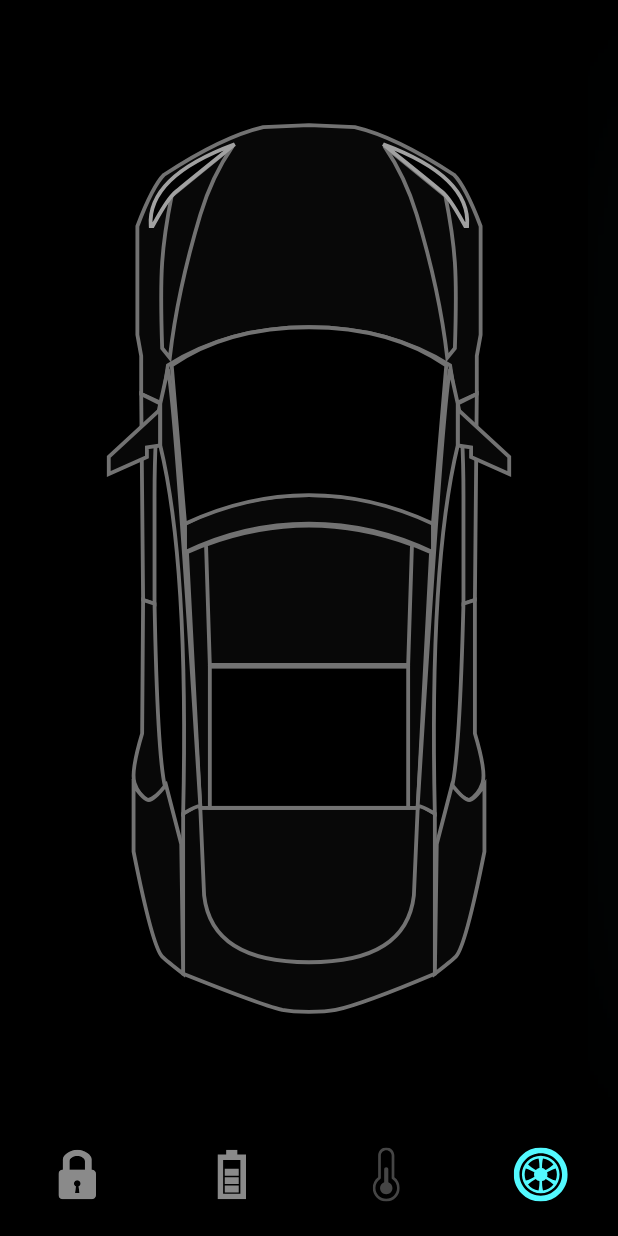
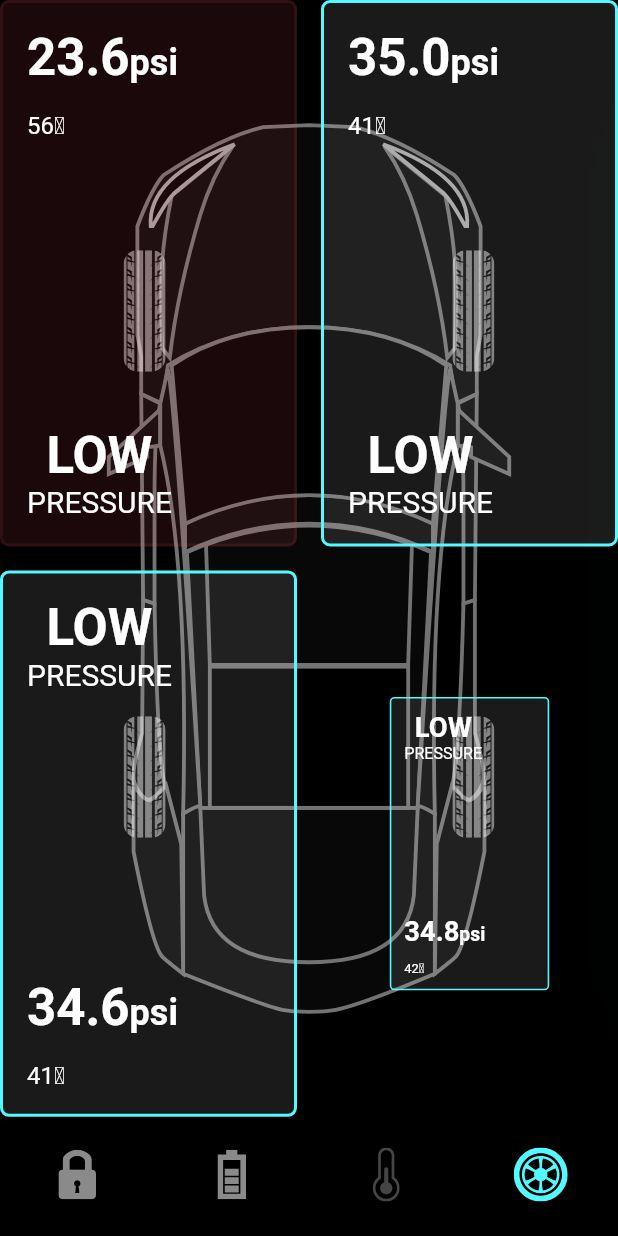
Before and after one commit to AmangeldiyevSultan/flutter-car-animation, a Flutter app: the screen it shows after launch, item 4 of the bottom bar chosen, on a phone screen of 412 x 824 dp. Run offline on Flutter 3.47's test engine with Material 2 defaults, Android fonts, the light colour scheme and no system bars; our stand-ins replace flutter_svg.

Commit message:
tyre psi

```diff
--- a/lib/home_controller.dart
+++ b/lib/home_controller.dart
@@ -5,7 +5,11 @@ class HomeController extends ChangeNotifier {
   bool isLeftDoorLock = true;
   bool isBonnetDoorLock = true;
   bool isTrunkDoorLock = true;
+
   bool isCoolSelected = true;
+
+  bool isShowTyre = false;
+  bool isShowTyreStatus = false;
 
   int selectedBottomTab = 0;
 
@@ -38,4 +42,30 @@ class HomeController extends ChangeNotifier {
     isCoolSelected = !isCoolSelected;
     notifyListeners();
   }
+
+  void showTyreConroller(int index) {
+    if (selectedBottomTab != 3 && index == 3) {
+      // should present tyres little bit later because
+      // it cover previous page with yourself
+      Future.delayed(const Duration(milliseconds: 400), () {
+        isShowTyre = true;
+        notifyListeners();
+      });
+    } else {
+      isShowTyre = false;
+      notifyListeners();
+    }
+  }
+
+  void tyreStatusController(int index) {
+    if (selectedBottomTab != 3 && index == 3) {
+      isShowTyreStatus = true;
+      notifyListeners();
+    } else {
+      Future.delayed(const Duration(milliseconds: 400), () {
+        isShowTyreStatus = false;
+        notifyListeners();
+      });
+    }
+  }
 }
--- /dev/null
+++ b/lib/screens/components/tyre_psi_card.dart
@@ -0,0 +1,94 @@
+import 'package:flutter/material.dart';
+import 'package:flutter_animation/constanins.dart';
+import 'package:flutter_animation/models/tyre_psi.dart';
+
+class TyrePsiCard extends StatelessWidget {
+  const TyrePsiCard({
+    super.key,
+    required this.isBottomTwoTyre,
+    required this.tyrePsi,
+  });
+
+  final bool isBottomTwoTyre;
+  final TyrePsi tyrePsi;
+
+  @override
+  Widget build(BuildContext context) {
+    return Container(
+      padding: const EdgeInsets.all(defaultPadding),
+      decoration: BoxDecoration(
+        color:
+            tyrePsi.isLowPressure ? redColor.withOpacity(0.1) : Colors.white10,
+        border: Border.all(
+          color:
+              tyrePsi.isLowPressure ? redColor.withOpacity(0.1) : primaryColor,
+          width: 2,
+        ),
+        borderRadius: BorderRadius.circular(6),
+      ),
+      child: isBottomTwoTyre
+          ? Column(
+              crossAxisAlignment: CrossAxisAlignment.start,
+              children: [
+                lowPressureText(context),
+                const Spacer(),
+                psiText(context, psi: tyrePsi.psi.toString()),
+                const SizedBox(height: defaultPadding),
+                Text(
+                  '${tyrePsi.temp}\u2103',
+                  style: const TextStyle(fontSize: 16),
+                ),
+              ],
+            )
+          : Column(
+              crossAxisAlignment: CrossAxisAlignment.start,
+              children: [
+                psiText(context, psi: tyrePsi.psi.toString()),
+                const SizedBox(height: defaultPadding),
+                Text(
+                  '${tyrePsi.temp}\u2103',
+                  style: const TextStyle(fontSize: 16),
+                ),
+                const Spacer(),
+                lowPressureText(context),
+              ],
+            ),
+    );
+  }
+
+  Column lowPressureText(BuildContext context) {
+    return Column(
+      children: [
+        Text(
+          'LOW',
+          style: Theme.of(context).textTheme.headlineMedium!.copyWith(
+                color: Colors.white,
+                fontWeight: FontWeight.w600,
+              ),
+        ),
+        const Text(
+          'PRESSURE',
+          style: TextStyle(fontSize: 20),
+        ),
+      ],
+    );
+  }
+
+  Text psiText(BuildContext context, {required String psi}) {
+    return Text.rich(
+      TextSpan(
+        text: psi,
+        style: Theme.of(context).textTheme.headlineMedium!.copyWith(
+              color: Colors.white,
+              fontWeight: FontWeight.w600,
+            ),
+        children: const [
+          TextSpan(
+            text: 'psi',
+            style: TextStyle(fontSize: 24),
+          )
+        ],
+      ),
+    );
+  }
+}
--- /dev/null
+++ b/lib/screens/components/tyres.dart
@@ -0,0 +1,32 @@
+import 'package:flutter/material.dart';
+import 'package:flutter_svg/flutter_svg.dart';
+
+List<Widget> tyres(BoxConstraints constrains, bool isShowTyre) {
+  const duration = Duration(milliseconds: 408);
+  return [
+    AnimatedPositioned(
+      duration: duration,
+      left: constrains.maxWidth * 0.2,
+      top: isShowTyre ? constrains.maxHeight * 0.22 : -200,
+      child: SvgPicture.asset("assets/icons/FL_Tyre.svg"),
+    ),
+    AnimatedPositioned(
+      duration: duration,
+      right: constrains.maxWidth * 0.2,
+      top: isShowTyre ? constrains.maxHeight * 0.22 : -200,
+      child: SvgPicture.asset("assets/icons/FL_Tyre.svg"),
+    ),
+    AnimatedPositioned(
+      duration: duration,
+      right: constrains.maxWidth * 0.2,
+      top: isShowTyre ? constrains.maxHeight * 0.63 : -200,
+      child: SvgPicture.asset("assets/icons/FL_Tyre.svg"),
+    ),
+    AnimatedPositioned(
+      duration: duration,
+      left: constrains.maxWidth * 0.2,
+      top: isShowTyre ? constrains.maxHeight * 0.63 : -200,
+      child: SvgPicture.asset("assets/icons/FL_Tyre.svg"),
+    ),
+  ];
+}
--- a/lib/screens/home_screen.dart
+++ b/lib/screens/home_screen.dart
@@ -1,10 +1,13 @@
 import 'package:flutter/material.dart';
 import 'package:flutter_animation/constanins.dart';
 import 'package:flutter_animation/home_controller.dart';
+import 'package:flutter_animation/models/tyre_psi.dart';
 import 'package:flutter_animation/screens/components/battery_status.dart';
 import 'package:flutter_animation/screens/components/door_lock.dart';
 import 'package:flutter_animation/screens/components/temp_details.dart';
 import 'package:flutter_animation/screens/components/tesla_navigation_bottombar.dart';
+import 'package:flutter_animation/screens/components/tyre_psi_card.dart';
+import 'package:flutter_animation/screens/components/tyres.dart';
 import 'package:flutter_svg/svg.dart';
 
 class HomeScreen extends StatefulWidget {
@@ -29,6 +32,16 @@ class _HomeScreenState extends State<HomeScreen>
   late Animation<double> _animationCarShift;
   late Animation<double> _animationTempShowInfo;
   late Animation<double> _animationCoolGlow;
+
+  late AnimationController _tyreAnimationController;
+  // Animation for each card;
+  late Animation<double> _animationTyre1Psi;
+  late Animation<double> _animationTyre2Psi;
+  late Animation<double> _animationTyre3Psi;
+  late Animation<double> _animationTyre4Psi;
+
+  // In Init toList tyrePsi Animations
+  late List<Animation<double>> _tyreAnimations;
 
   void setUpTempAnimationContoller() {
     // Duration of any animation by deafault 1500
@@ -71,11 +84,38 @@ class _HomeScreenState extends State<HomeScreen>
         parent: _batteryAnimationController, curve: const Interval(0.6, 1));
   }
 
+  void setUpTyreAnimation() {
+    // Duration of any animation by deafault 1200
+    _tyreAnimationController = AnimationController(
+      vsync: this,
+      duration: const Duration(milliseconds: 1200),
+    );
+    // Should complete in interval 0.34 - 1
+    // Should appear in line
+    // after each other
+    _animationTyre1Psi = CurvedAnimation(
+        parent: _tyreAnimationController, curve: const Interval(0.34, 0.5));
+    _animationTyre2Psi = CurvedAnimation(
+        parent: _tyreAnimationController, curve: const Interval(0.5, 0.66));
+    _animationTyre3Psi = CurvedAnimation(
+        parent: _tyreAnimationController, curve: const Interval(0.66, 0.82));
+    _animationTyre4Psi = CurvedAnimation(
+        parent: _tyreAnimationController, curve: const Interval(0.82, 1));
+  }
+
   @override
   void initState() {
     super.initState();
     setUpBatteryAnimation();
     setUpTempAnimationContoller();
+    setUpTyreAnimation();
+    // List of tyre animations
+    _tyreAnimations = [
+      _animationTyre1Psi,
+      _animationTyre2Psi,
+      _animationTyre3Psi,
+      _animationTyre4Psi,
+    ];
   }
 
   @override
@@ -83,6 +123,7 @@ class _HomeScreenState extends State<HomeScreen>
     super.dispose();
     _batteryAnimationController.dispose();
     _tempAnimationController.dispose();
+    _tyreAnimationController.dispose();
   }
 
   @override
@@ -93,7 +134,8 @@ class _HomeScreenState extends State<HomeScreen>
         animation: Listenable.merge([
           _controller,
           _batteryAnimationController,
-          _tempAnimationController
+          _tempAnimationController,
+          _tyreAnimationController,
         ]),
         builder: (context, _) {
           return Scaffold(
@@ -116,6 +158,15 @@ class _HomeScreenState extends State<HomeScreen>
                   // Should go back
                   _tempAnimationController.reverse(from: 0.4);
                 }
+                if (index == 3) {
+                  _tyreAnimationController.forward();
+                } else if (_controller.selectedBottomTab == 3 && index != 3) {
+                  // Should go back
+                  _tyreAnimationController.reverse();
+                }
+                _controller.showTyreConroller(index);
+                _controller.tyreStatusController(index);
+                // Make sure you call it before [onBottomNavigatorTabChange]
                 _controller.onBottomNavigatorTabChange(index);
               },
             ),
@@ -216,13 +267,14 @@ class _HomeScreenState extends State<HomeScreen>
                     ),
                     // Temperature
                     Positioned(
-                        height: constrains.maxHeight,
-                        width: constrains.maxWidth,
-                        top: 60 * (1 - _animationTempShowInfo.value),
-                        child: Opacity(
-                            opacity: _animationTempShowInfo.value,
-                            child: TempDetails(controller: _controller))),
-
+                      height: constrains.maxHeight,
+                      width: constrains.maxWidth,
+                      top: 60 * (1 - _animationTempShowInfo.value),
+                      child: Opacity(
+                        opacity: _animationTempShowInfo.value,
+                        child: TempDetails(controller: _controller),
+                      ),
+                    ),
                     // Car head/cool color
                     Positioned(
                         right: -180 * (1 - _animationCoolGlow.value),
@@ -239,6 +291,29 @@ class _HomeScreenState extends State<HomeScreen>
                                     key: UniqueKey(),
                                     width: 200,
                                   ))),
+                    // Tyre
+                    ...tyres(constrains, _controller.isShowTyre),
+
+                    if (_controller.isShowTyreStatus)
+                      GridView.builder(
+                          itemCount: 4,
+                          physics: const NeverScrollableScrollPhysics(),
+                          gridDelegate:
+                              SliverGridDelegateWithFixedCrossAxisCount(
+                                  crossAxisCount: 2,
+                                  mainAxisSpacing: defaultPadding,
+                                  crossAxisSpacing: defaultPadding,
+                                  childAspectRatio: constrains.maxWidth /
+                                      constrains.maxHeight),
+                          itemBuilder: (context, index) =>
+                              // Scale Transition to animated open cards
+                              ScaleTransition(
+                                scale: _tyreAnimations[index],
+                                child: TyrePsiCard(
+                                  isBottomTwoTyre: index > 1,
+                                  tyrePsi: demoPsiList[index],
+                                ),
+                              )),
                   ],
                 );
               }),
```
